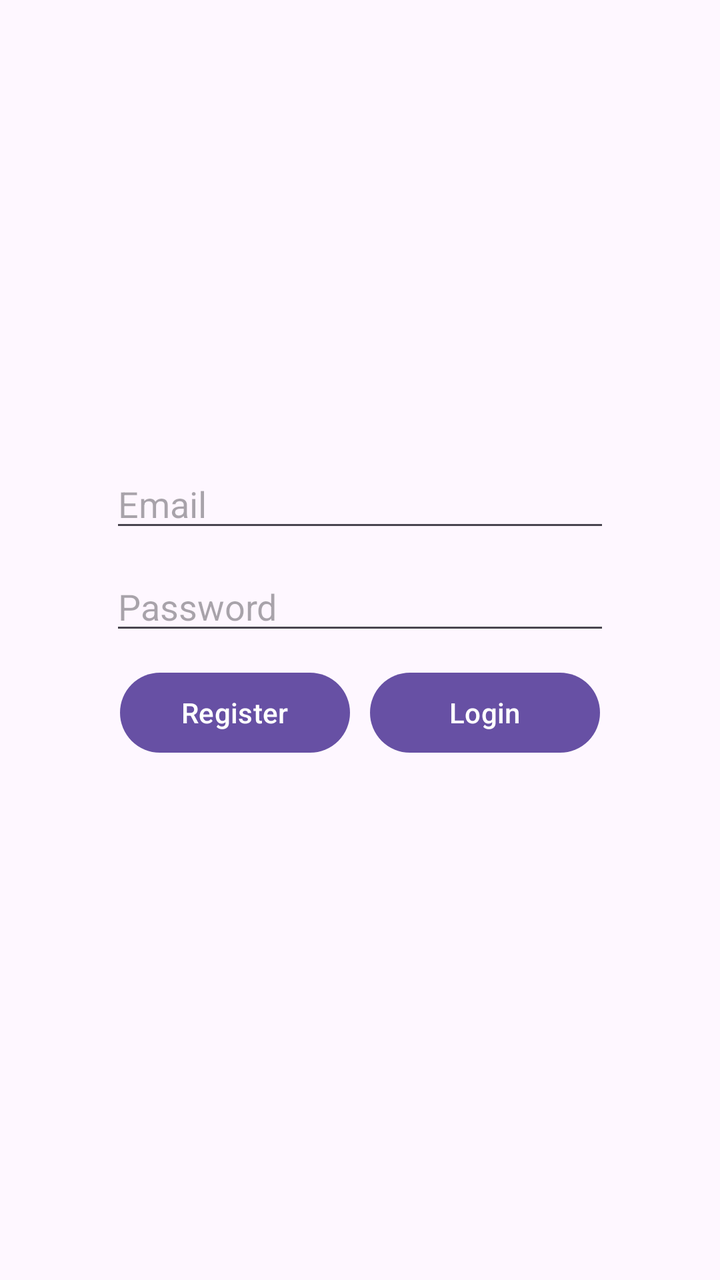
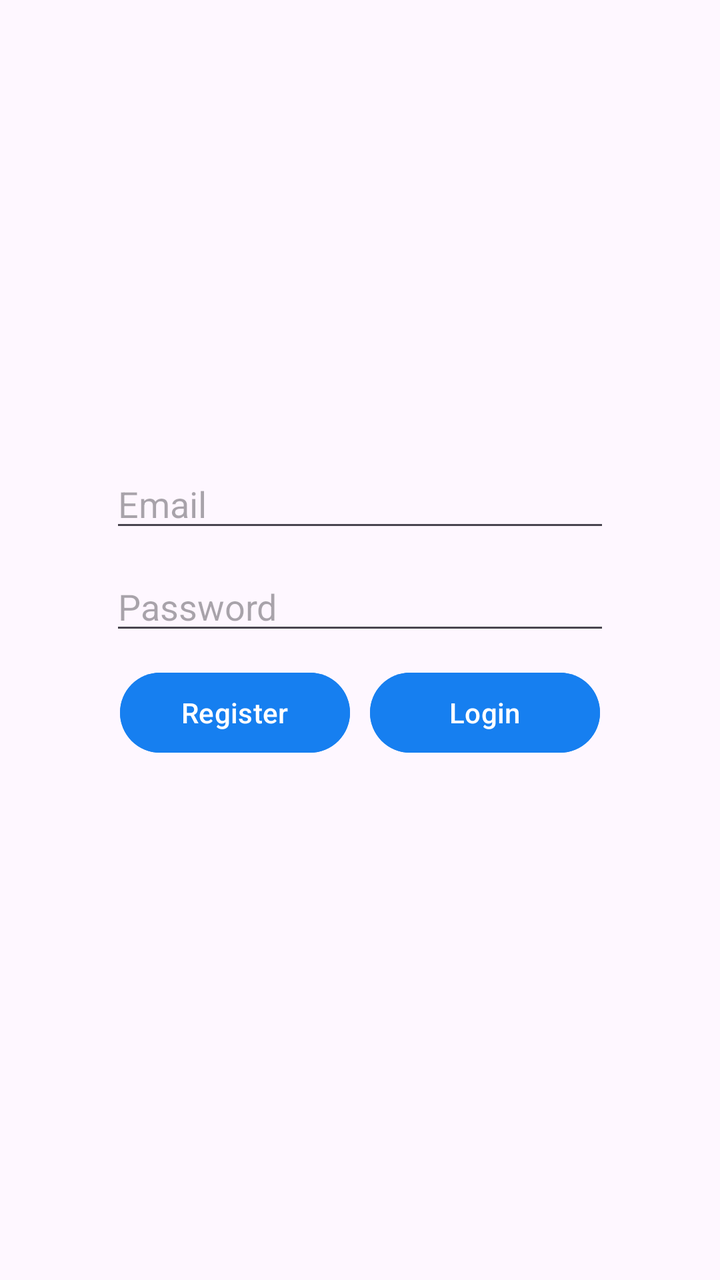

An Android layout rendered at two revisions. The XML below is the earlier revision; the diff shows what the commit changed to produce the second picture.
<!-- AndroidManifest.xml: application theme Theme.TravelTales -->
<!-- res/layout/activity_login.xml -->
<?xml version="1.0" encoding="utf-8"?>
<LinearLayout xmlns:android="http://schemas.android.com/apk/res/android"
    android:id="@+id/main"
    android:layout_width="match_parent"
    android:layout_height="match_parent"
    android:orientation="vertical"
    android:gravity="center"
    android:padding="24dp">

    <LinearLayout
        android:layout_width="300dp"
        android:layout_height="wrap_content"
        android:orientation="vertical"
        android:layout_marginBottom="30dp">

        
        <EditText
            android:layout_width="250dp"
            android:layout_height="wrap_content"
            android:id="@+id/emailText"
            android:hint="Email"
            android:inputType="textEmailAddress"
            android:layout_marginBottom="10dp"
            android:layout_gravity="center" />

        
        <EditText
            android:layout_width="250dp"
            android:layout_height="wrap_content"
            android:id="@+id/passwordText"
            android:hint="Password"
            android:inputType="textPassword"
            android:layout_marginBottom="10dp"
            android:layout_gravity="center" />

        <LinearLayout
            android:layout_width="match_parent"
            android:layout_height="wrap_content"
            android:orientation="horizontal"
            android:gravity="center">

            
            <Button
                android:layout_width="115dp"
                android:layout_height="wrap_content"
                android:id="@+id/goToRegisterBtn"
                android:text="Register"
                android:layout_marginRight="5dp"/>

            
            <Button
                android:layout_width="115dp"
                android:layout_height="wrap_content"
                android:id="@+id/loginBtn"
                android:text="Login"
                android:layout_marginLeft="5dp"/>

        </LinearLayout>

    </LinearLayout>

</LinearLayout>
<!-- resources referenced by this layout -->
<resources>
  <style name="Theme.TravelTales" parent="Base.Theme.TravelTales" />
  <style name="Base.Theme.TravelTales" parent="Theme.Material3.DayNight.NoActionBar">
          
          
      </style>
</resources>

<!-- the commit's change to res/layout/activity_login.xml (unified diff, before → after) -->
@@ -45,7 +45,9 @@
                 android:layout_height="wrap_content"
                 android:id="@+id/goToRegisterBtn"
                 android:text="Register"
-                android:layout_marginRight="5dp"/>
+                android:layout_marginRight="5dp"
+                android:backgroundTint="@color/blue"
+                android:tag="appTheme"/>
 
             
             <Button
@@ -53,7 +55,9 @@
                 android:layout_height="wrap_content"
                 android:id="@+id/loginBtn"
                 android:text="Login"
-                android:layout_marginLeft="5dp"/>
+                android:layout_marginLeft="5dp"
+                android:backgroundTint="@color/blue"
+                android:tag="appTheme"/>
 
         </LinearLayout>
 
<!-- resource entries referenced after the edit -->
@@ -1,5 +1,6 @@
 <!-- resources referenced by this layout -->
 <resources>
+  <color name="blue">#167FF0</color>
   <style name="Theme.TravelTales" parent="Base.Theme.TravelTales" />
   <style name="Base.Theme.TravelTales" parent="Theme.Material3.DayNight.NoActionBar">
           
